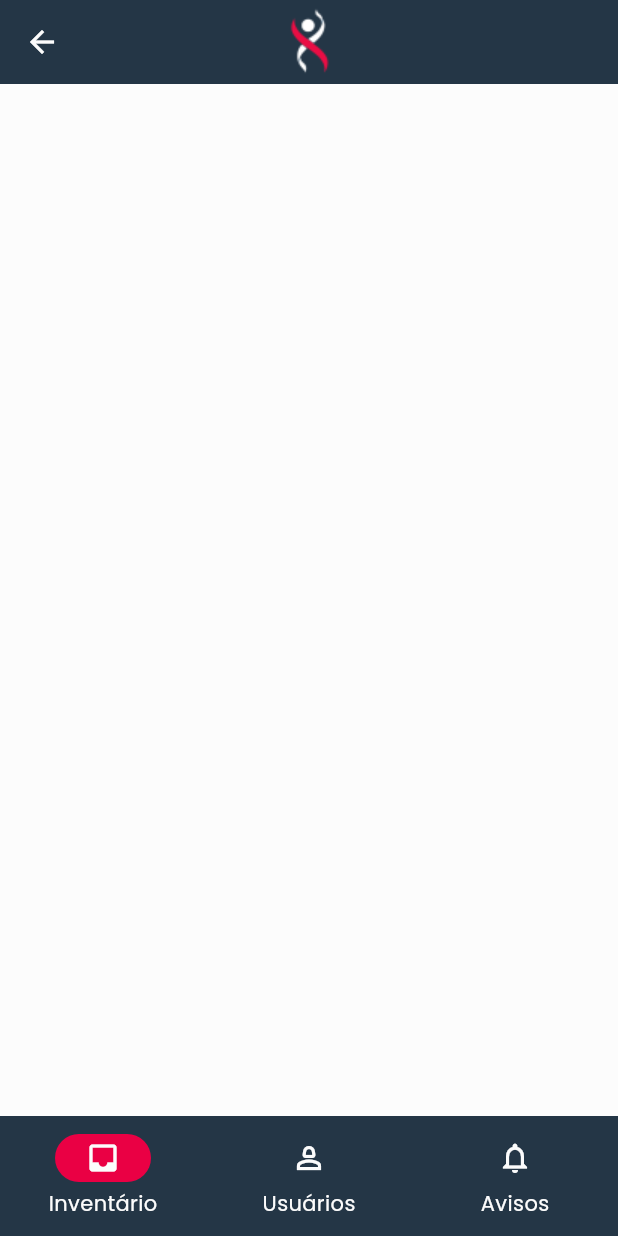
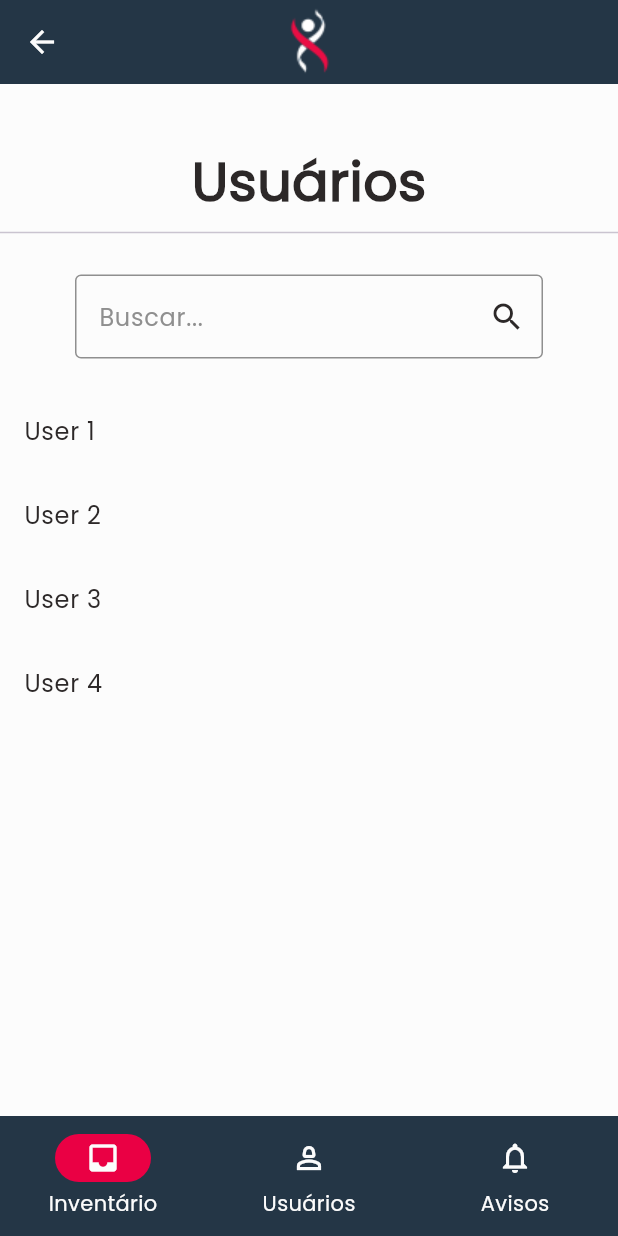
Before and after one commit to edgargavioli/projetoIntegrador4, a Flutter app: the UsersPage screen opened by its route, on a phone screen of 412 x 824 dp. Run offline on Flutter 3.47's test engine with Material 3 defaults, Android fonts, the phone set to English and light mode, and no system bars.

Commit message:
feat: Adiciona pagina de usuarios

```diff
--- a/projeto_integrador/lib/pages/users_page.dart
+++ b/projeto_integrador/lib/pages/users_page.dart
@@ -1,6 +1,7 @@
 import 'package:flutter/material.dart';
 import 'package:projeto_integrador/components/custom_app_bar.dart';
 import 'package:projeto_integrador/components/custom_menu_bar.dart';
+import 'package:projeto_integrador/components/custom_textfield.dart';
 
 class UsersPage extends StatefulWidget {
   const UsersPage({super.key});
@@ -9,12 +10,82 @@ class UsersPage extends StatefulWidget {
   State<UsersPage> createState() => _UsersPageState();
 }
 
+// Controlador para o campo de busca
+final TextEditingController _searchController = TextEditingController();
+
+class User {
+  String name;
+
+
+  User(this.name);
+}
+
 class _UsersPageState extends State<UsersPage> {
+
+  List<User> users = [
+    User("User 1" ),
+    User("User 2" ),
+    User("User 3" ),
+    User("User 4" ),
+  ];
+
+
+  List<User> get filteredUsers {
+    if (_searchController.text.isEmpty) {
+      return users;
+    } else {
+      return users
+          .where((user) =>
+              user.name.toLowerCase().contains(_searchController.text.toLowerCase()))
+          .toList();
+    }
+  }
+
   @override
   Widget build(BuildContext context) {
     return Scaffold(
-      appBar: CustomAppBar(),
+      appBar: const CustomAppBar(),
+      backgroundColor: Theme.of(context).colorScheme.surface,
       bottomNavigationBar: CustomMenuBar(),
+      body: Padding(
+        padding: const EdgeInsets.only(top: 40),
+        child: Column(
+          children: [
+            Text(
+              "Usuários",
+              style: TextStyle(
+                  color: Theme.of(context).colorScheme.onSurface,
+                  fontSize: 36,
+                  fontWeight: FontWeight.w600),
+            ),
+            const Divider(
+              thickness: 1,
+              color: Color(0xFFCAC4D0),
+            ),
+            const SizedBox(height: 20),
+            Padding(
+              padding: const EdgeInsets.symmetric(horizontal: 50),
+              child: CustomTextfield(
+                controller: _searchController,
+                icon: const Icon(Icons.search),
+                label: "Buscar...",
+                ),
+            ),
+            const SizedBox(height: 20),
+            // Lista de usuários
+            Expanded(
+              child: ListView.builder(
+                itemCount: filteredUsers.length,
+                itemBuilder: (context, index) {
+                  return ListTile(
+                    title: Text(filteredUsers[index].name),
+                    );
+                },
+              ),
+            ),
+          ],
+        ),
+      ),
     );
   }
 }
--- a/projeto_integrador/pubspec.yaml
+++ b/projeto_integrador/pubspec.yaml
@@ -19,7 +19,7 @@ publish_to: 'none' # Remove this line if you wish to publish to pub.dev
 version: 1.0.0+1
 
 environment:
-  sdk: ^3.5.0
+  sdk: ^3.4.4
 
 # Dependencies specify other packages that your package needs in order to work.
 # To automatically upgrade your package dependencies to the latest versions
```
Also changed, not shown: projeto_integrador/pubspec.lock.
